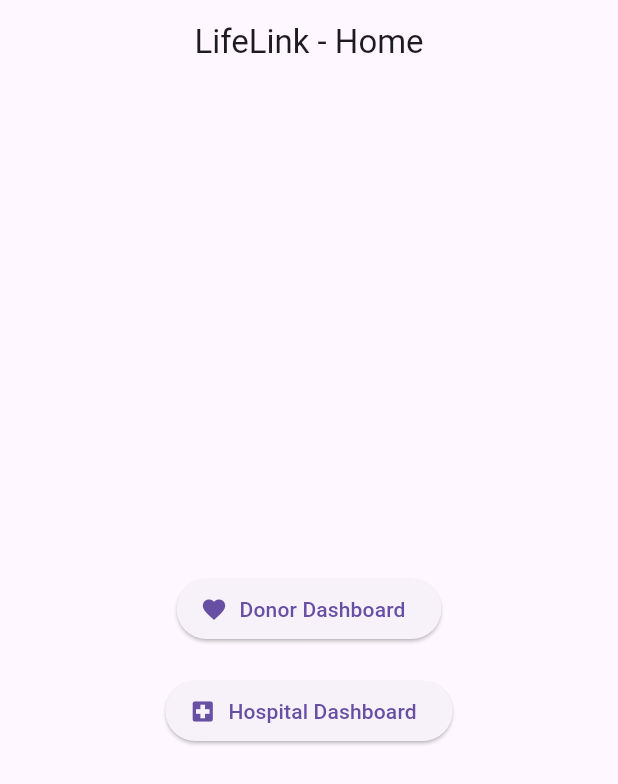
After one commit to sameer512100/lifelink, a Flutter app: the screen it shows after launch, on a phone screen of 412 x 824 dp. The commit adds this screen. Shown: the top 784 px of the screen. Run offline on Flutter 3.47's test engine with Material 3 defaults, Android fonts, the phone set to English and light mode, and no system bars; our stand-ins replace firebase_core, firebase_database; accounts and stored records are empty.

Commit message:
lil  changes

```diff
--- a/lib/main.dart
+++ b/lib/main.dart
@@ -1,27 +1,20 @@
 import 'package:flutter/material.dart';
-import 'package:firebase_core/firebase_core.dart';
-import 'firebase_options.dart';
-import 'screens/donor/donor_dashboard.dart';
-import 'services/firebase_service.dart'; // Import our Firebase service
+import 'screens/home_page.dart';
 
-void main() async {
-  WidgetsFlutterBinding.ensureInitialized();
-  await Firebase.initializeApp(
-    options: DefaultFirebaseOptions.currentPlatform,
-  );
+void main() {
   runApp(const LifeLinkApp());
 }
-
 
 class LifeLinkApp extends StatelessWidget {
   const LifeLinkApp({super.key});
 
   @override
   Widget build(BuildContext context) {
-    return const MaterialApp(
+    return MaterialApp(
+      title: 'LifeLink',
+      theme: ThemeData(primarySwatch: Colors.red),
+      home: const HomePage(),
       debugShowCheckedModeBanner: false,
-      title: 'LifeLink',
-      home: DonorDashboard(),
     );
   }
 }
--- /dev/null
+++ b/lib/screens/home_page.dart
@@ -0,0 +1,36 @@
+import 'package:flutter/material.dart';
+import 'package:lifelink/screens/donor/donor_dashboard.dart';
+import 'package:lifelink/screens/hospital/hospital_dashboard.dart';
+
+class HomePage extends StatelessWidget {
+  const HomePage({super.key});
+
+  @override
+  Widget build(BuildContext context) {
+    return Scaffold(
+      appBar: AppBar(title: const Text("LifeLink - Home"), centerTitle: true),
+      body: Center(
+        child: Column(
+          mainAxisAlignment: MainAxisAlignment.center,
+          children: [
+            ElevatedButton.icon(
+              onPressed: () {
+                Navigator.push(context, MaterialPageRoute(builder: (_) => const DonorDashboard()));
+              },
+              icon: const Icon(Icons.favorite),
+              label: const Text("Donor Dashboard"),
+            ),
+            const SizedBox(height: 20),
+            ElevatedButton.icon(
+              onPressed: () {
+                Navigator.push(context, MaterialPageRoute(builder: (_) => const HospitalDashboard()));
+              },
+              icon: const Icon(Icons.local_hospital),
+              label: const Text("Hospital Dashboard"),
+            ),
+          ],
+        ),
+      ),
+    );
+  }
+}
```
Also changed, not shown: lib/models/donation_request.dart (+13 -0 lines), lib/screens/hospital/hospital_dashboard.dart (+109 -0 lines), lib/services/firebase_service.dart (+8 -17 lines).
